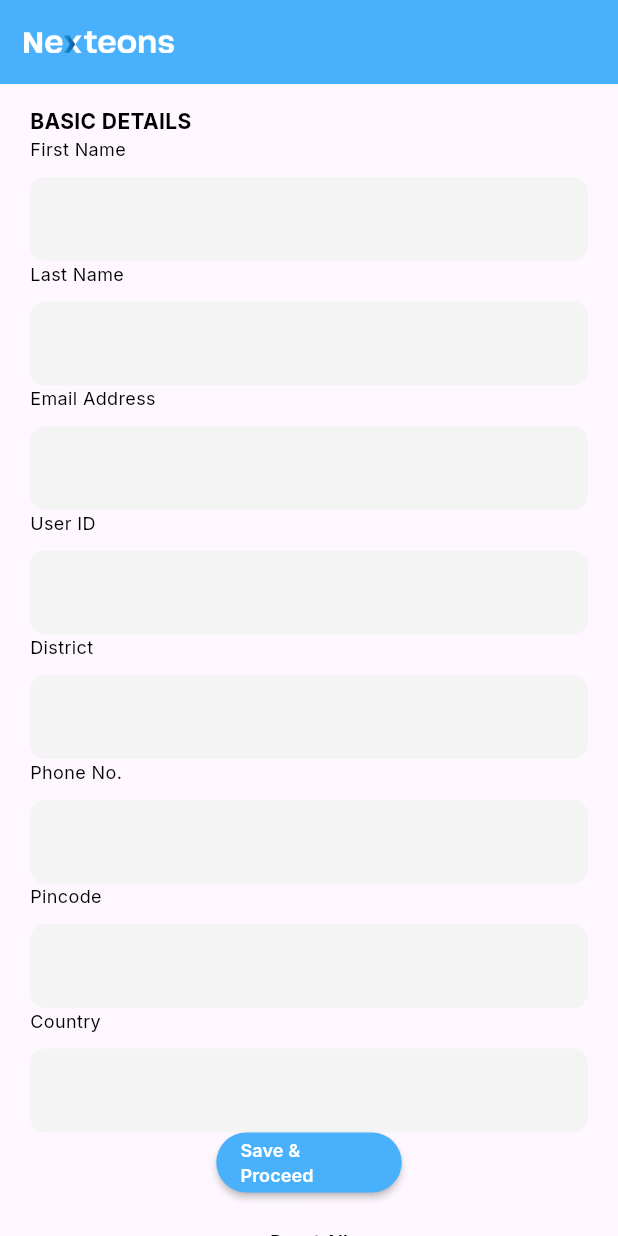
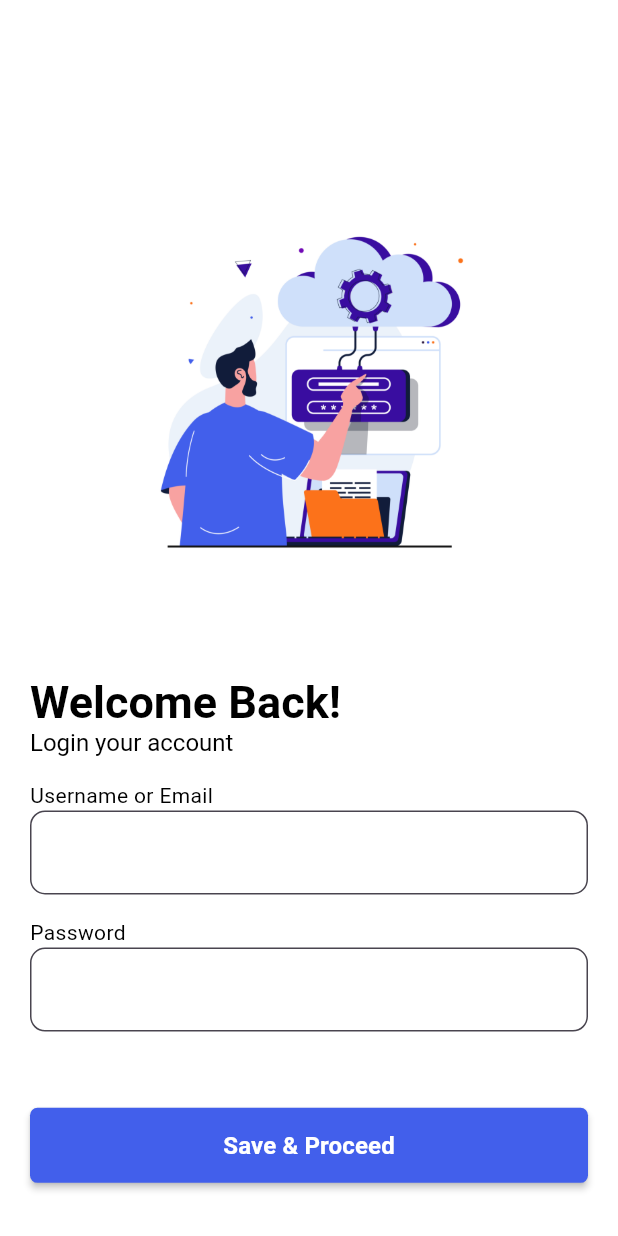
Before and after one commit to najeebnaju512/website_study, a Flutter app: the screen it shows after launch, on a phone screen of 412 x 824 dp. Run offline on Flutter 3.47's test engine with Material 3 defaults, Android fonts, the phone set to English and light mode, and no system bars; our stand-ins replace get, go_router, google_fonts, url_strategy.

Commit message:
login page ui complete

```diff
--- a/lib/routes/app_routes.dart
+++ b/lib/routes/app_routes.dart
@@ -1,4 +1,5 @@
 import 'package:go_router/go_router.dart';
+import 'package:nexteons_study_project/screen/students/login/login_view.dart';
 import 'package:nexteons_study_project/utils/constant/app_const.dart';
 import 'package:nexteons_study_project/utils/router_names.dart';
 
@@ -10,7 +11,7 @@ final router = GoRouter(
   redirect: (context, state) {
     return null;
   },
-  initialLocation: '/adddetails',
+  initialLocation: '/login',
   routes: [
     GoRoute(
       name: Routernames.addDatas,
@@ -22,5 +23,10 @@ final router = GoRouter(
       path: '/showdetails',
       builder: (context, state) => const StudentResultList(),
     ),
+    GoRoute(
+      name: Routernames.login,
+      path: '/login',
+      builder: (context, state) => const LoginView(),
+    ),
   ],
 );
--- /dev/null
+++ b/lib/screen/students/login/login_controller.dart
@@ -0,0 +1,28 @@
+import 'package:flutter/material.dart';
+import 'package:get/get.dart';
+
+
+class LoginController extends GetxController {
+
+  final mailControl = TextEditingController();
+  final passControl = TextEditingController();
+  final formkey = GlobalKey<FormState>();
+
+  void resetAll() {
+    mailControl.clear();
+    passControl.clear();
+  }
+
+}
+// ScaffoldMessenger.of(navigatorKey.currentContext!).showSnackBar(
+//         SnackBar(
+//           shape:
+//               RoundedRectangleBorder(borderRadius: BorderRadius.circular(16)),
+//           behavior: SnackBarBehavior.floating,
+//           backgroundColor: Colors.red,
+//           content: Text("Failed To Add Data",
+//               style: GlTextStyles.interStyl(color: ColorTheme.white, size: 12)),
+//           duration: const Duration(seconds: 1),
+//           margin: const EdgeInsets.only(right: 20, left: 20, bottom: 20),
+//         ),
+//       );
--- /dev/null
+++ b/lib/screen/students/login/login_view.dart
@@ -0,0 +1,39 @@
+import 'package:flutter/material.dart';
+import 'package:get/get.dart';
+import 'package:nexteons_study_project/screen/students/login/login_controller.dart';
+import 'package:nexteons_study_project/screen/students/login/responsive/desktop_login.dart';
+import 'package:nexteons_study_project/screen/students/login/responsive/mobile_login.dart';
+import 'package:nexteons_study_project/screen/students/login/responsive/tablet_login.dart';
+
+import '../widget/responsive_layout.dart';
+
+class LoginView extends StatefulWidget {
+  const LoginView({super.key});
+
+  @override
+  State<LoginView> createState() => _LoginViewState();
+}
+
+class _LoginViewState extends State<LoginView> {
+  late LoginController controller;
+  final String tag = DateTime.now().toString();
+  @override
+  void initState() {
+    controller = Get.put(LoginController(), tag: tag);
+    super.initState();
+  }
+
+  @override
+  void dispose() {
+    Get.delete<LoginController>(tag: tag);
+    super.dispose();
+  }
+
+  @override
+  Widget build(BuildContext context) {
+    return ResponsiveLayout(
+        mobileBody: LoginMobile(controller: controller),
+        tabletBody: LoginTablet(controller: controller),
+        desktopBody: LoginDesktop(controller: controller));
+  }
+}
--- /dev/null
+++ b/lib/screen/students/login/responsive/mobile_login.dart
@@ -0,0 +1,90 @@
+import 'package:flutter/material.dart';
+import 'package:nexteons_study_project/screen/students/login/login_controller.dart';
+
+import '../../../../utils/color_theme.dart';
+import '../../../../utils/text_styles.dart';
+import 'widget/login_entry_feild.dart';
+
+class LoginMobile extends StatelessWidget {
+  final LoginController controller;
+  const LoginMobile({super.key, required this.controller});
+
+  @override
+  Widget build(BuildContext context) {
+    return Scaffold(
+      backgroundColor: ColorTheme.white,
+      body: Padding(
+        padding:
+            const EdgeInsets.only(left: 20.0, right: 20, top: 70, bottom: 20),
+        child: Column(
+          mainAxisAlignment: MainAxisAlignment.spaceEvenly,
+          crossAxisAlignment: CrossAxisAlignment.start,
+          children: [
+            Center(
+              child: Container(
+                height: 350,
+                width: 350,
+                decoration: const BoxDecoration(
+                    image: DecorationImage(
+                        image: AssetImage("asset/image/loginbk.jpg"))),
+              ),
+            ),
+            RichText(
+              text: TextSpan(
+                  text: "Welcome Back!",
+                  style: GlTextStyles.robotoStyl(
+                      size: 30, weight: FontWeight.w700),
+                  children: [
+                    TextSpan(
+                        text: "\nLogin your account",
+                        style: GlTextStyles.robotoStyl(
+                            size: 16, weight: FontWeight.w400))
+                  ]),
+            ),
+            const LoginEntryField(
+              title: "Username or Email",
+              fontsize: 14,
+            ),
+            const LoginEntryField(
+              title: "Password",
+              fontsize: 14,
+            ),
+            // Row(
+            //   mainAxisAlignment: MainAxisAlignment.end,
+            //   crossAxisAlignment: CrossAxisAlignment.end,
+            //   children: [
+            //     GestureDetector(
+            //       onTap: () {},
+            //       child: Text(
+            //         "Forgot Password",
+            //         style: GlTextStyles.robotoStyl(
+            //             size: , weight: FontWeight.w400),
+            //       ),
+            //     ),
+            //   ],
+            // ),
+            const SizedBox(
+              height: 20,
+            ),
+            MaterialButton(
+              onPressed: () {},
+              height: 50,
+              color: ColorTheme.drkBlue,
+              shape: RoundedRectangleBorder(
+                  borderRadius: BorderRadius.circular(5)),
+              child: Center(
+                child: Text(
+                  "Save & Proceed",
+                  style: GlTextStyles.robotoStyl(
+                      size: 16,
+                      weight: FontWeight.w600,
+                      color: ColorTheme.white),
+                ),
+              ),
+            )
+          ],
+        ),
+      ),
+    );
+  }
+}
--- /dev/null
+++ b/lib/screen/students/login/responsive/widget/login_entry_feild.dart
@@ -0,0 +1,49 @@
+import 'package:flutter/material.dart';
+
+import '../../../../../utils/color_theme.dart';
+import '../../../../../utils/text_styles.dart';
+
+class LoginEntryField extends StatelessWidget {
+  const LoginEntryField({
+    super.key,
+    required this.title,
+    this.controller,
+    this.validator, required this.fontsize, this.hight,
+  });
+  final String title;
+  final TextEditingController? controller;
+  final FormFieldValidator<String>? validator;
+  final double? fontsize;
+  final double? hight;
+
+  @override
+  Widget build(BuildContext context) {
+    return Column(
+      mainAxisAlignment: MainAxisAlignment.spaceEvenly,
+      crossAxisAlignment: CrossAxisAlignment.start,
+      children: [
+        Text(
+          title,
+          style:
+              GlTextStyles.robotoStyl(size: fontsize, weight: FontWeight.w400),
+        ),
+        SizedBox(
+          height: hight??null,
+          child: TextFormField(
+            validator: validator,
+            controller: controller,
+            decoration: InputDecoration(
+              fillColor: ColorTheme.white,
+              filled: true,
+              border: OutlineInputBorder(
+                borderSide: BorderSide(
+                    width: .5, color: ColorTheme.darkgrey.withOpacity(.5)),
+                borderRadius: BorderRadius.circular(10),
+              ),
+            ),
+          ),
+        ),
+      ],
+    );
+  }
+}
--- a/lib/utils/color_theme.dart
+++ b/lib/utils/color_theme.dart
@@ -3,6 +3,7 @@ import 'package:flutter/material.dart';
 class ColorTheme {
   static Color white = const Color(0xFFffffff);
   static Color lightBlue = const Color(0xFF49B1FC);
+  static Color drkBlue = const Color(0xFF425FEB);
   static Color black = const Color(0xFF000000);
   static Color grey = const Color(0xFFF4F4F4);
   static Color darkgrey = const Color(0xFFB0B0B0);
--- a/lib/utils/router_names.dart
+++ b/lib/utils/router_names.dart
@@ -3,4 +3,6 @@ class Routernames {
   static String addDatas = "addData";
   //route for page of showing data of students
   static String showDatas = "showData";
+  //route for page of login
+  static String login = "loginpage";
 }
--- a/lib/utils/text_styles.dart
+++ b/lib/utils/text_styles.dart
@@ -10,4 +10,11 @@ class GlTextStyles {
       color: color ?? ColorTheme.black,
     );
   }
+  static robotoStyl({double? size, FontWeight? weight, Color? color}) {
+    return GoogleFonts.roboto(
+      fontSize: size ?? 20,
+      fontWeight: weight ?? FontWeight.w400,
+      color: color ?? ColorTheme.black,
+    );
+  }
 }
--- a/pubspec.yaml
+++ b/pubspec.yaml
@@ -65,6 +65,7 @@ flutter:
   # To add assets to your application, add an assets section, like this:
   assets:
     - asset/logo/
+    - asset/image/
   #   - images/a_dot_burr.jpeg
   #   - images/a_dot_ham.jpeg
 
```
Also changed, not shown: lib/screen/students/login/responsive/desktop_login.dart (added, +91 -0 lines), lib/screen/students/login/responsive/tablet_login.dart (added, +99 -0 lines), asset/image/loginbk.jpg (added).
